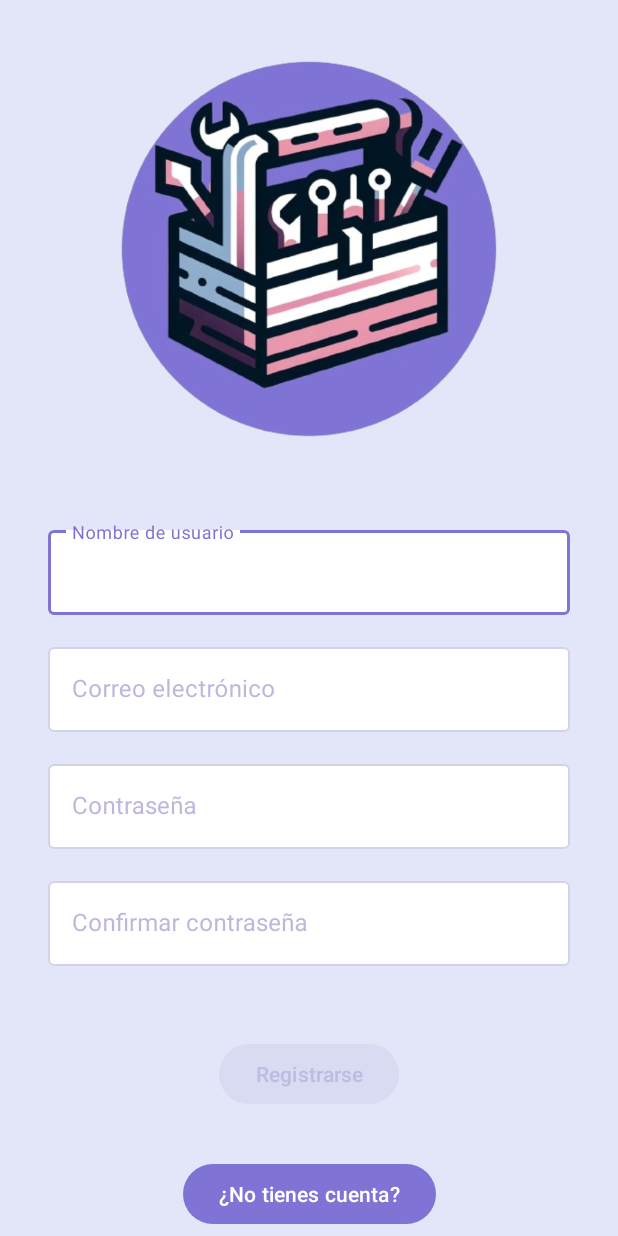
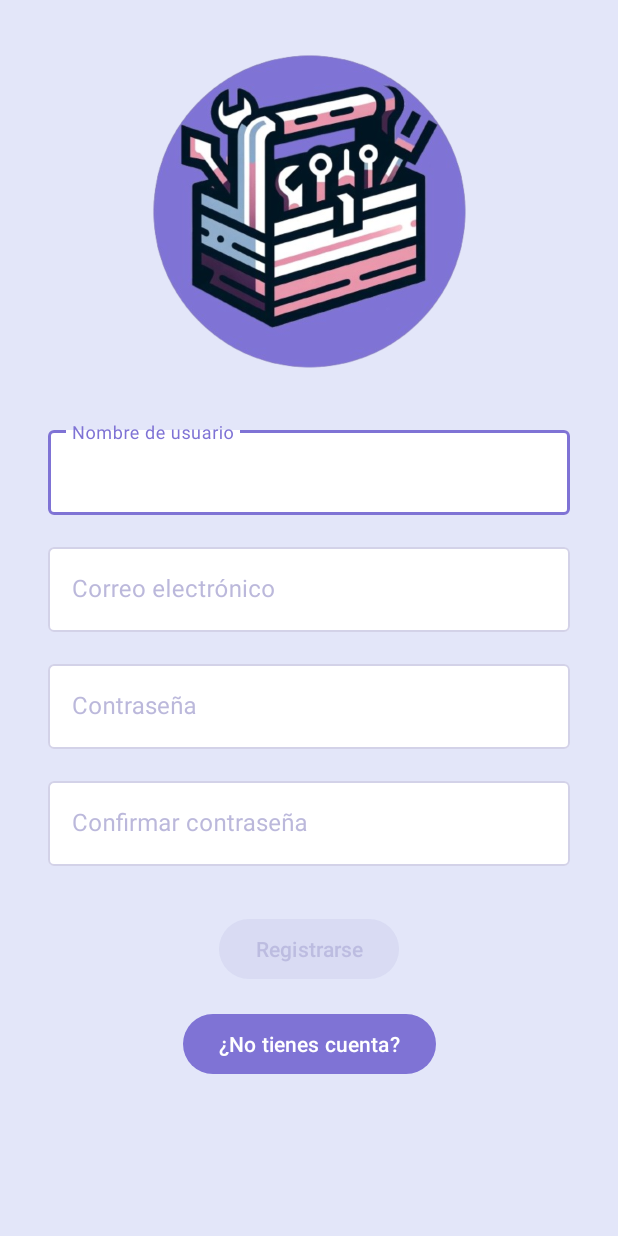
Before and after one commit to denibel04/android-nookstoolbox, an Android app: the RegisterActivity screen opened directly, with no data from a screen before it, on a phone screen of 412 x 824 dp. Run offline under Robolectric (Android 15) with nearby library versions, the phone set to English and light mode, and no system bars; our stand-ins replace Firebase (no records; nobody signed in at launch, a user with empty details on screens opened directly).

Commit message:
Toast on login failed, register and login layout fix

```diff
--- a/app/src/main/java/com/example/animalcrossing/ui/LoginActivity.kt
+++ b/app/src/main/java/com/example/animalcrossing/ui/LoginActivity.kt
@@ -105,6 +105,8 @@ class LoginActivity : AppCompatActivity() {
                             }
                     }
                 }
+            } .addOnFailureListener(this) { e ->
+                Toast.makeText(baseContext, getString(R.string.login_fail), Toast.LENGTH_SHORT).show()
             }
     }
 
--- a/app/src/main/res/layout/activity_login.xml
+++ b/app/src/main/res/layout/activity_login.xml
@@ -8,8 +8,8 @@
 
     <ImageView
         android:id="@+id/logoImage"
-        android:layout_width="300dp"
-        android:layout_height="300dp"
+        android:layout_width="250dp"
+        android:layout_height="250dp"
         android:src="@drawable/ic_app"
         android:scaleType="centerInside"
         app:layout_constraintEnd_toEndOf="parent"
--- a/app/src/main/res/layout/activity_register.xml
+++ b/app/src/main/res/layout/activity_register.xml
@@ -8,8 +8,8 @@
 
     <ImageView
         android:id="@+id/logoImage"
-        android:layout_width="300dp"
-        android:layout_height="300dp"
+        android:layout_width="250dp"
+        android:layout_height="250dp"
         android:src="@drawable/ic_app"
         android:scaleType="centerInside"
         app:layout_constraintEnd_toEndOf="parent"
@@ -29,7 +29,7 @@
         app:layout_constraintStart_toStartOf="parent"
         app:layout_constraintTop_toBottomOf="@id/logoImage"
         android:layout_marginStart="32dp"
-        android:layout_marginTop="32dp"
+        android:layout_marginTop="15dp"
         android:layout_marginEnd="32dp">
 
         <com.google.android.material.textfield.TextInputEditText
@@ -125,7 +125,7 @@
         app:layout_constraintHorizontal_bias="0.5"
         app:layout_constraintStart_toStartOf="parent"
         app:layout_constraintTop_toBottomOf="@+id/errorPassword"
-        android:layout_marginTop="32dp"/>
+        android:layout_marginTop="15dp"/>
 
     <Button
         android:id="@+id/alreadyAccount"
@@ -136,6 +136,6 @@
         app:layout_constraintHorizontal_bias="0.5"
         app:layout_constraintStart_toStartOf="parent"
         app:layout_constraintTop_toBottomOf="@+id/register"
-        android:layout_marginTop="32dp"/>
+        android:layout_marginTop="15dp"/>
 
 </androidx.constraintlayout.widget.ConstraintLayout>
--- a/app/src/main/res/values/strings.xml
+++ b/app/src/main/res/values/strings.xml
@@ -122,6 +122,7 @@
     <string name="login">Iniciar sesión</string>
     <string name="register">Registrarse</string>
     <string name="no_account">¿No tienes cuenta?</string>
+    <string name="already_account">¿Ya tienes una cuenta?</string>
 
 
     <string name="banned_toast">Esta cuenta está baneada.</string>
```
Also changed, not shown: 3 other files.
